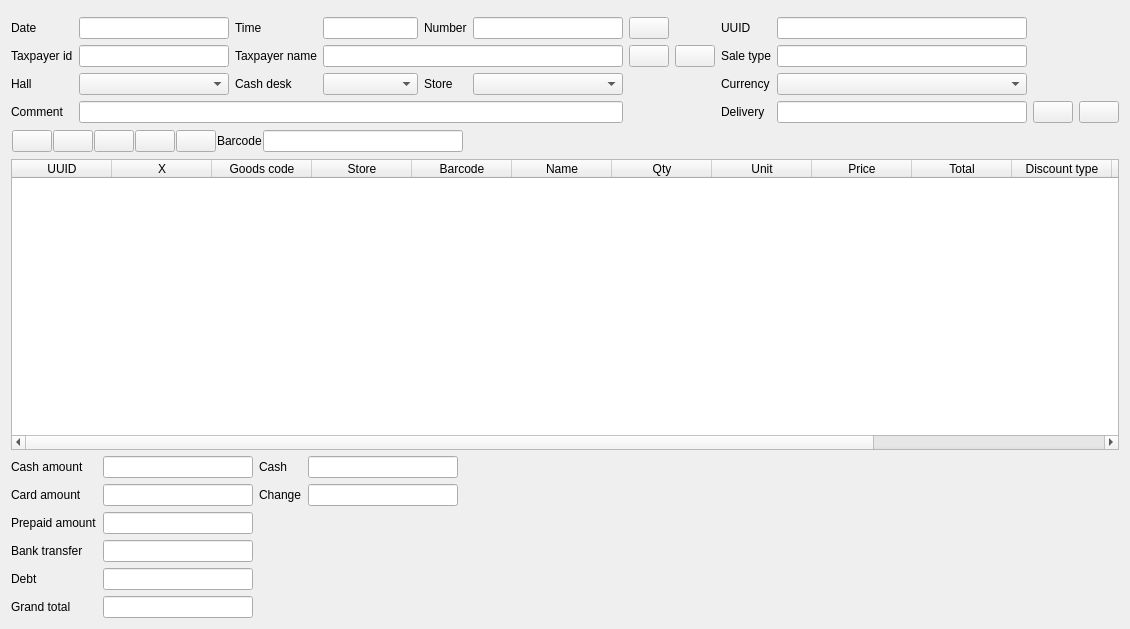
Before: the Qt Designer form Forms/c5saledoc.ui in End1-1/Cafe5, drawn with Qt 5.
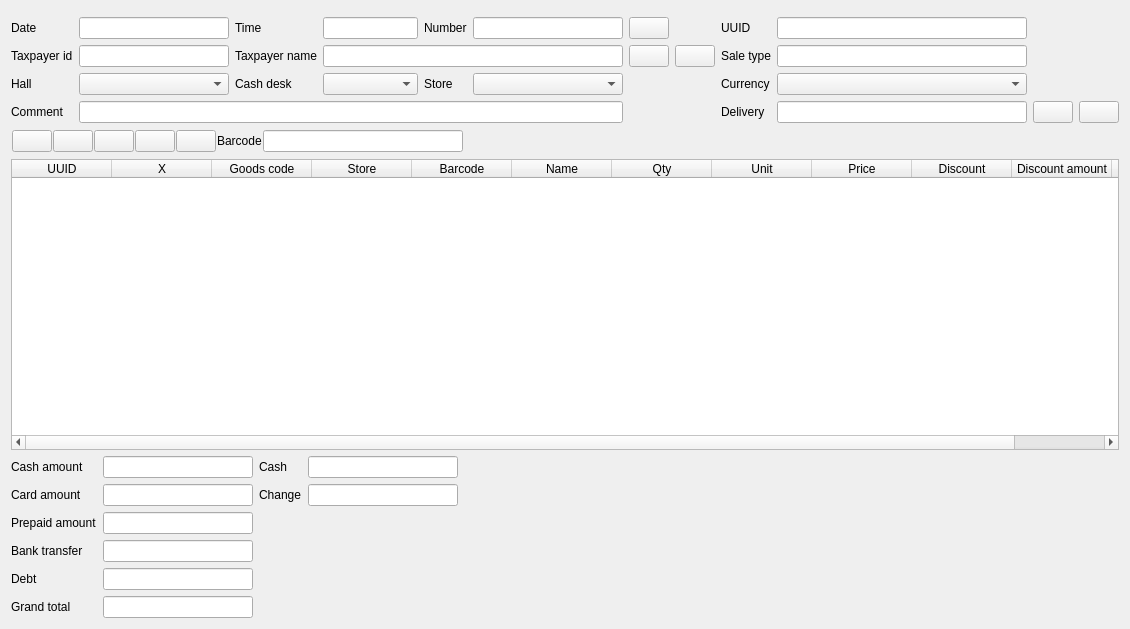
After: the same form once the commit is applied. Icons and pictures are not drawn. Custom widgets are drawn as their Qt base class.

What changed in the file:
```diff
--- a/Forms/c5saledoc.ui
+++ b/Forms/c5saledoc.ui
@@ -586,17 +586,7 @@
      </column>
      <column>
       <property name="text">
-       <string>Total</string>
-      </property>
-     </column>
-     <column>
-      <property name="text">
-       <string>Discount type</string>
-      </property>
-     </column>
-     <column>
-      <property name="text">
-       <string>Discount value</string>
+       <string>Discount</string>
       </property>
      </column>
      <column>
@@ -795,6 +785,11 @@
    <extends>QLineEdit</extends>
    <header location="global">c5lineedit.h</header>
   </customwidget>
+  <customwidget>
+   <class>C5ComboBox</class>
+   <extends>QComboBox</extends>
+   <header location="global">c5combobox.h</header>
+  </customwidget>
   <customwidget>
    <class>C5TableWidget</class>
    <extends>QTableWidget</extends>
@@ -806,9 +801,9 @@
    <header location="global">c5dateedit.h</header>
   </customwidget>
   <customwidget>
-   <class>C5ComboBox</class>
-   <extends>QComboBox</extends>
-   <header location="global">c5combobox.h</header>
+   <class>C5LineEditWithSelector</class>
+   <extends>QLineEdit</extends>
+   <header location="global">c5lineeditwithselector.h</header>
   </customwidget>
  </customwidgets>
  <tabstops>
```
Left out of the diff: 36 changed lines with no effect on the pictures.
